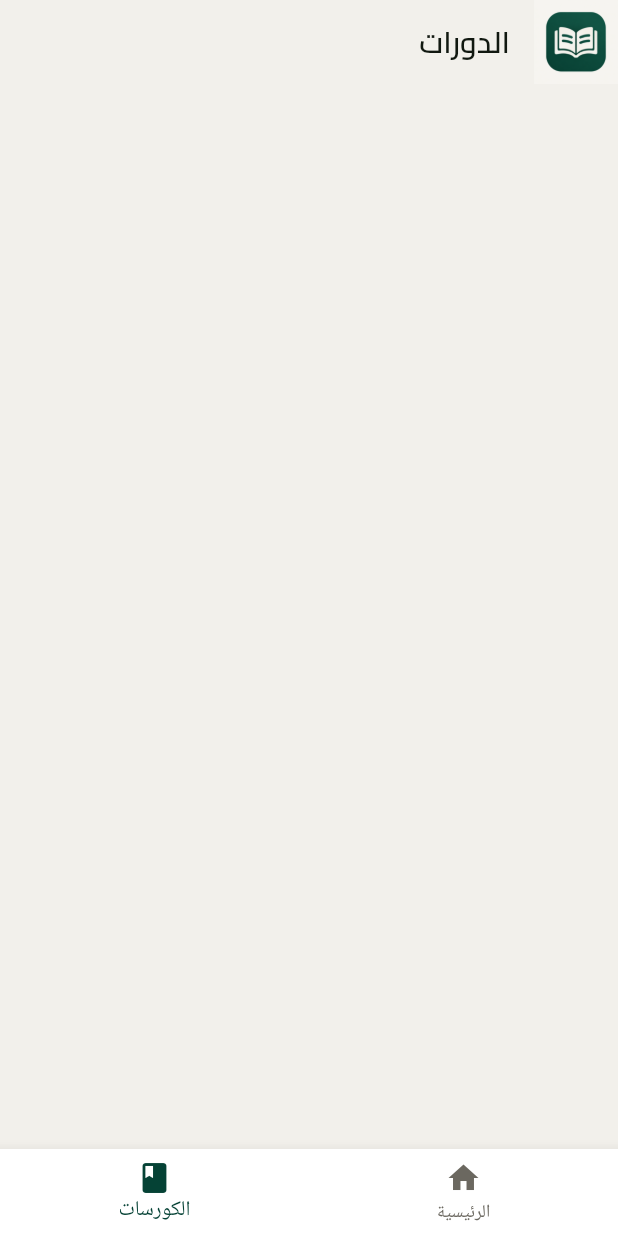
After one commit to MahmoudEldeeb10/durosy, a Flutter app: the screen it shows after launch, item 2 of the bottom bar chosen, on a phone screen of 412 x 824 dp. The commit adds this screen. Run offline on Flutter 3.47's test engine with Material 3 defaults, Android fonts, the phone set to English and light mode, and no system bars; our stand-ins replace bloc, equatable, flutter_bloc.

Commit message:
create courses view

```diff
--- a/lib/features/botton_nav_bar/presentation/views/main_view.dart
+++ b/lib/features/botton_nav_bar/presentation/views/main_view.dart
@@ -1,5 +1,6 @@
 import 'package:durosy/core/constants/app_colors.dart';
 import 'package:durosy/features/botton_nav_bar/presentation/manager/cubit/bottom_nav_cubit.dart';
+import 'package:durosy/features/courses/presentation/view/courses_view.dart';
 import 'package:durosy/features/home/presentation/view/home_view.dart';
 import 'package:flutter/material.dart';
 import 'package:flutter_bloc/flutter_bloc.dart';
@@ -7,7 +8,7 @@ import 'package:flutter_bloc/flutter_bloc.dart';
 class MainView extends StatelessWidget {
   MainView({super.key});
 
-  final List pages = [HomeView(), HomeView()];
+  final List pages = [HomeView(), CoursesView()];
 
   @override
   Widget build(BuildContext context) {
@@ -52,7 +53,7 @@ class MainView extends StatelessWidget {
                 label: 'الرئيسية',
               ),
               BottomNavigationBarItem(
-                icon: Icon(Icons.book_rounded),
+                icon: Icon(Icons.book),
                 label: 'الكورسات',
               ),
             ],
--- /dev/null
+++ b/lib/features/courses/presentation/view/courses_view.dart
@@ -0,0 +1,16 @@
+import 'package:durosy/core/constants/styles.dart';
+import 'package:flutter/material.dart';
+
+class CoursesView extends StatelessWidget {
+  const CoursesView({super.key});
+
+  @override
+  Widget build(BuildContext context) {
+    return Scaffold(
+      appBar: AppBar(
+        leading: Image.asset('assets/images/logo1.png'),
+        title: Text('الدورات', style: AppStyles.textStyle20),
+      ),
+    );
+  }
+}
--- a/lib/features/home/presentation/view/home_view.dart
+++ b/lib/features/home/presentation/view/home_view.dart
@@ -1,4 +1,3 @@
-import 'package:durosy/core/constants/app_colors.dart';
 import 'package:durosy/core/constants/styles.dart';
 import 'package:flutter/material.dart';
 
```
